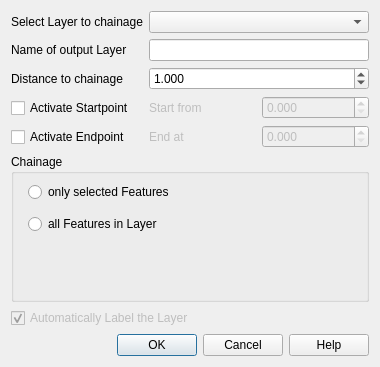
Qt form qchainage_dialog_widget.ui (mach0/qchainage) before a commit.
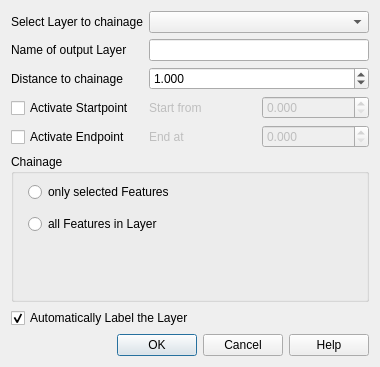
The same form after that commit.

Diff of the .ui file:
```diff
--- a/qchainage_dialog_widget.ui
+++ b/qchainage_dialog_widget.ui
@@ -193,7 +193,7 @@
    <item row="6" column="0" colspan="2">
     <widget class="QCheckBox" name="autoLabelCheckBox">
      <property name="enabled">
-      <bool>false</bool>
+      <bool>true</bool>
      </property>
      <property name="text">
       <string>Automatically Label the Layer</string>
```
